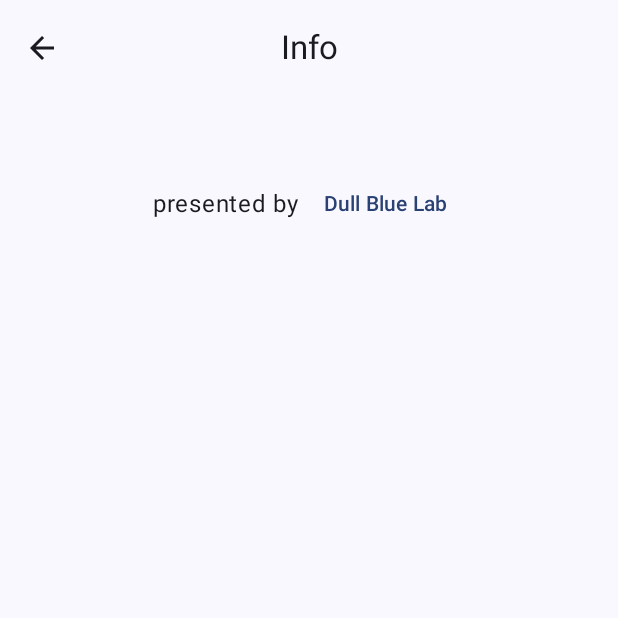
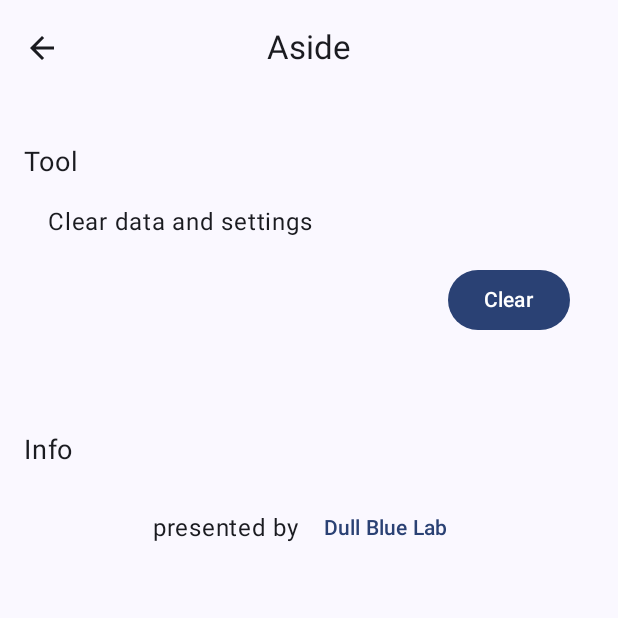
Before and after one commit to DullBlueLab/PastWeather, an Android app built with Jetpack Compose: the InfoScreen screen opened through its navigation route, on a phone screen of 412 x 824 dp, the top half of it. Run offline under Robolectric (Android 15) with nearby library versions, the phone set to English and light mode, and no system bars; our stand-ins replace AdMob, Room's generated code, window size class; pictures from the network do not load; 1 statement that could not run was skipped.

Commit message:
Added clear data process

```diff
--- a/app/src/main/java/com/dullbluelab/pastweather/ui/InfoScreen.kt
+++ b/app/src/main/java/com/dullbluelab/pastweather/ui/InfoScreen.kt
@@ -3,21 +3,28 @@ package com.dullbluelab.pastweather.ui
 import androidx.compose.foundation.layout.Arrangement
 import androidx.compose.foundation.layout.Column
 import androidx.compose.foundation.layout.Row
+import androidx.compose.foundation.layout.Spacer
 import androidx.compose.foundation.layout.fillMaxSize
 import androidx.compose.foundation.layout.fillMaxWidth
+import androidx.compose.foundation.layout.height
 import androidx.compose.foundation.layout.padding
 import androidx.compose.foundation.rememberScrollState
 import androidx.compose.foundation.verticalScroll
+import androidx.compose.material3.Button
 import androidx.compose.material3.Text
 import androidx.compose.material3.TextButton
 import androidx.compose.runtime.Composable
 import androidx.compose.ui.Alignment
 import androidx.compose.ui.Modifier
+import androidx.compose.ui.res.stringResource
 import androidx.compose.ui.unit.dp
+import androidx.compose.ui.unit.sp
+import com.dullbluelab.pastweather.R
 
 @Composable
 fun InfoScreen(
     openHomepage: () -> Unit,
+    resetData: () -> Unit,
     modifier: Modifier = Modifier
 ) {
     Column(
@@ -25,12 +32,39 @@ fun InfoScreen(
             .fillMaxSize()
             .verticalScroll(rememberScrollState())
     ) {
+        Spacer(modifier = Modifier.height(24.dp))
+
+        Text(
+            text = stringResource(id = R.string.name_tool),
+            fontSize = 18.sp,
+            modifier = Modifier.padding(16.dp, 8.dp)
+        )
+        Text(
+            text = stringResource(id = R.string.text_clear_data),
+            modifier = Modifier.padding(32.dp, 8.dp)
+        )
+        Button(
+            onClick = { resetData() },
+            modifier = Modifier
+                .padding(32.dp, 8.dp)
+                .align(Alignment.End)
+        ) {
+            Text(text = stringResource(id = R.string.name_clear))
+        }
+
+        Spacer(modifier = Modifier.height(48.dp))
+
+        Text(
+            text = stringResource(id = R.string.name_info),
+            fontSize = 18.sp,
+            modifier = Modifier.padding(16.dp, 8.dp)
+        )
         Row(
             horizontalArrangement = Arrangement.Center,
             verticalAlignment = Alignment.CenterVertically,
             modifier = Modifier
                 .fillMaxWidth()
-                .padding(16.dp, 48.dp)
+                .padding(32.dp, 8.dp)
         ) {
             Text(text = "presented by ")
 
@@ -38,5 +72,7 @@ fun InfoScreen(
                 Text(text = "Dull Blue Lab")
             }
         }
+
+        Spacer(modifier = Modifier.height(24.dp))
     }
 }
--- a/app/src/main/java/com/dullbluelab/pastweather/ui/PastWeatherApp.kt
+++ b/app/src/main/java/com/dullbluelab/pastweather/ui/PastWeatherApp.kt
@@ -2,6 +2,7 @@ package com.dullbluelab.pastweather.ui
 
 import android.os.Build
 import android.os.Bundle
+import android.widget.Toast
 import androidx.annotation.RequiresApi
 import androidx.compose.foundation.layout.Column
 import androidx.compose.foundation.layout.fillMaxSize
@@ -11,6 +12,7 @@ import androidx.compose.foundation.layout.padding
 import androidx.compose.material.icons.Icons
 import androidx.compose.material.icons.automirrored.filled.ArrowBack
 import androidx.compose.material.icons.filled.Info
+import androidx.compose.material.icons.filled.Menu
 import androidx.compose.material3.CenterAlignedTopAppBar
 import androidx.compose.material3.ExperimentalMaterial3Api
 import androidx.compose.material3.Icon
@@ -42,7 +44,7 @@ import com.google.android.gms.ads.AdSize
 import com.google.android.gms.ads.AdView
 
 enum class PastWeatherScreen {
-    Weather, Info, Location, Download
+    Weather, Aside, Location, Download
 }
 
 @RequiresApi(Build.VERSION_CODES.Q)
@@ -56,6 +58,7 @@ fun PastWeatherApp(
     val navController: NavHostController = rememberNavController()
     val state by viewModel.routeUi.collectAsState()
     val windowSizeClass = calculateWindowSizeClass(activity = activity)
+    val textClearData = stringResource(id = R.string.text_clear_data)
 
     if (activity.destinationListener == null) {
         activity.destinationListener = DestinationListener(viewModel)
@@ -71,7 +74,7 @@ fun PastWeatherApp(
                     navController.navigateUp()
                 },
                 onInfoButtonClicked = {
-                    navController.navigate(PastWeatherScreen.Info.name)
+                    navController.navigate(PastWeatherScreen.Aside.name)
                 },
             )
         }
@@ -119,9 +122,15 @@ fun PastWeatherApp(
                         viewModel = viewModel
                     )
                 }
-                composable(route = PastWeatherScreen.Info.name) {
+                composable(route = PastWeatherScreen.Aside.name) {
                     InfoScreen(
-                        openHomepage = openHomepage
+                        openHomepage = openHomepage,
+                        resetData = { viewModel.resetData { message ->
+                            if (message == "success") {
+                                Toast.makeText(activity, textClearData, Toast.LENGTH_SHORT)
+                                    .show()
+                            }
+                        } }
                     )
                 }
                 composable(route = PastWeatherScreen.Download.name) {
@@ -177,7 +186,7 @@ fun PastWeatherTopAppBar(
                     }
                 ) {
                     Icon(
-                        imageVector = Icons.Filled.Info,
+                        imageVector = Icons.Filled.Menu,
                         contentDescription = stringResource(id = R.string.button_info)
                     )
                 }
--- a/app/src/main/res/values/strings.xml
+++ b/app/src/main/res/values/strings.xml
@@ -44,4 +44,9 @@
     <string name="text_sunny_count">Sunny in the last 20 years</string>
     <string name="text_rainy_count">Rainy in the last 20 years</string>
     <string name="text_clear_skies_count">clear skies in the last 20 years</string>
+    <string name="name_info">Info</string>
+    <string name="name_tool">Tool</string>
+    <string name="text_clear_data">Clear data and settings</string>
+    <string name="name_clear">Clear</string>
+    <string name="text_success_reset">Data initialization succeeded</string>
 </resources>
--- a/build.gradle.kts
+++ b/build.gradle.kts
@@ -5,7 +5,7 @@ buildscript {
     }
 }
 plugins {
-    id("com.android.application") version "8.3.0" apply false
-    id("com.android.library") version "8.3.0" apply false
+    id("com.android.application") version "8.4.0" apply false
+    id("com.android.library") version "8.4.0" apply false
     id("org.jetbrains.kotlin.android") version "1.9.10" apply false
 }
```
Also changed, not shown: app/src/main/java/com/dullbluelab/pastweather/data/WeatherRepository.kt (+18 -1 lines), app/src/main/java/com/dullbluelab/pastweather/ui/PastWeatherViewModel.kt (+15 -0 lines), gradle/wrapper/gradle-wrapper.properties, 1 other file.
